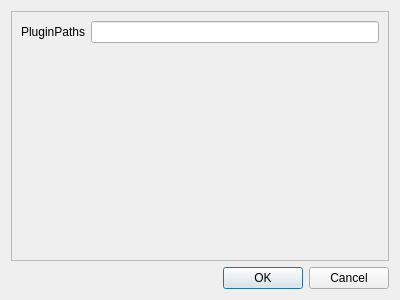
The window that src/Ui/PythonPluginSettings.ui (tmontaigu/CloudCompare-PythonRuntime) describes before a commit, drawn with Qt 5.
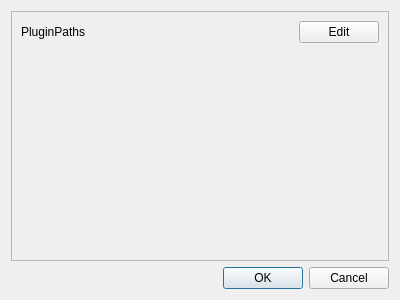
The same window after the commit.

What changed in the file:
```diff
--- a/src/Ui/PythonPluginSettings.ui
+++ b/src/Ui/PythonPluginSettings.ui
@@ -34,11 +34,28 @@
        </widget>
       </item>
       <item row="0" column="1">
-       <widget class="QLineEdit" name="lineEdit">
-        <property name="toolTip">
-         <string>Enter the path where custom Python plugins are stored. Requires restating CloudCompare when changed</string>
-        </property>
-       </widget>
+       <layout class="QHBoxLayout" name="horizontalLayout">
+        <item>
+         <spacer name="horizontalSpacer">
+          <property name="orientation">
+           <enum>Qt::Horizontal</enum>
+          </property>
+          <property name="sizeHint" stdset="0">
+           <size>
+            <width>40</width>
+            <height>20</height>
+           </size>
+          </property>
+         </spacer>
+        </item>
+        <item>
+         <widget class="QPushButton" name="editButton">
+          <property name="text">
+           <string>Edit</string>
+          </property>
+         </widget>
+        </item>
+       </layout>
       </item>
      </layout>
     </widget>
```
